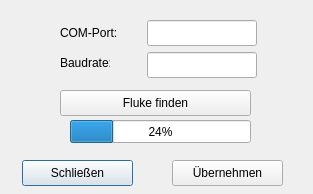
This is setup_fluke.ui in Suitcasechild/AutoCal as Qt 5 draws it before an edit. The edited form follows.
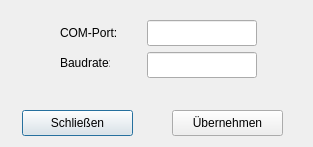
This is the edited form.

What changed in the file:
```diff
--- a/setup_fluke.ui
+++ b/setup_fluke.ui
@@ -7,7 +7,7 @@
     <x>0</x>
     <y>0</y>
     <width>313</width>
-    <height>194</height>
+    <height>147</height>
    </rect>
   </property>
   <property name="windowTitle">
@@ -63,7 +63,7 @@
    <property name="geometry">
     <rect>
      <x>22</x>
-     <y>160</y>
+     <y>110</y>
      <width>111</width>
      <height>26</height>
     </rect>
@@ -76,7 +76,7 @@
    <property name="geometry">
     <rect>
      <x>172</x>
-     <y>160</y>
+     <y>110</y>
      <width>111</width>
      <height>26</height>
     </rect>
@@ -85,35 +85,6 @@
     <string>Übernehmen</string>
    </property>
   </widget>
-  <widget class="QPushButton" name="btn_search_fluke">
-   <property name="geometry">
-    <rect>
-     <x>60</x>
-     <y>90</y>
-     <width>191</width>
-     <height>26</height>
-    </rect>
-   </property>
-   <property name="text">
-    <string>Fluke finden</string>
-   </property>
-  </widget>
-  <widget class="QProgressBar" name="progress_scan">
-   <property name="geometry">
-    <rect>
-     <x>70</x>
-     <y>120</y>
-     <width>181</width>
-     <height>23</height>
-    </rect>
-   </property>
-   <property name="value">
-    <number>24</number>
-   </property>
-   <property name="textVisible">
-    <bool>true</bool>
-   </property>
-  </widget>
  </widget>
  <resources/>
  <connections/>
```
